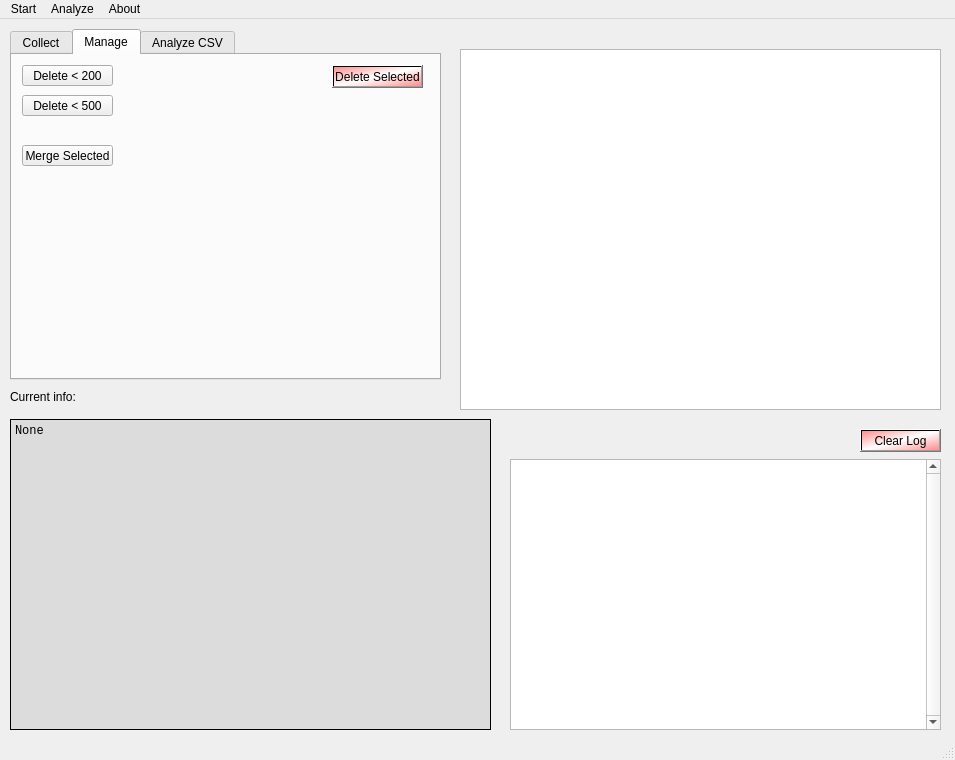
Above: TwitterAnalyzer/GUI.ui from GrzegorzKrug/TwitterAnalyzer before the change. Below: the same form after it.
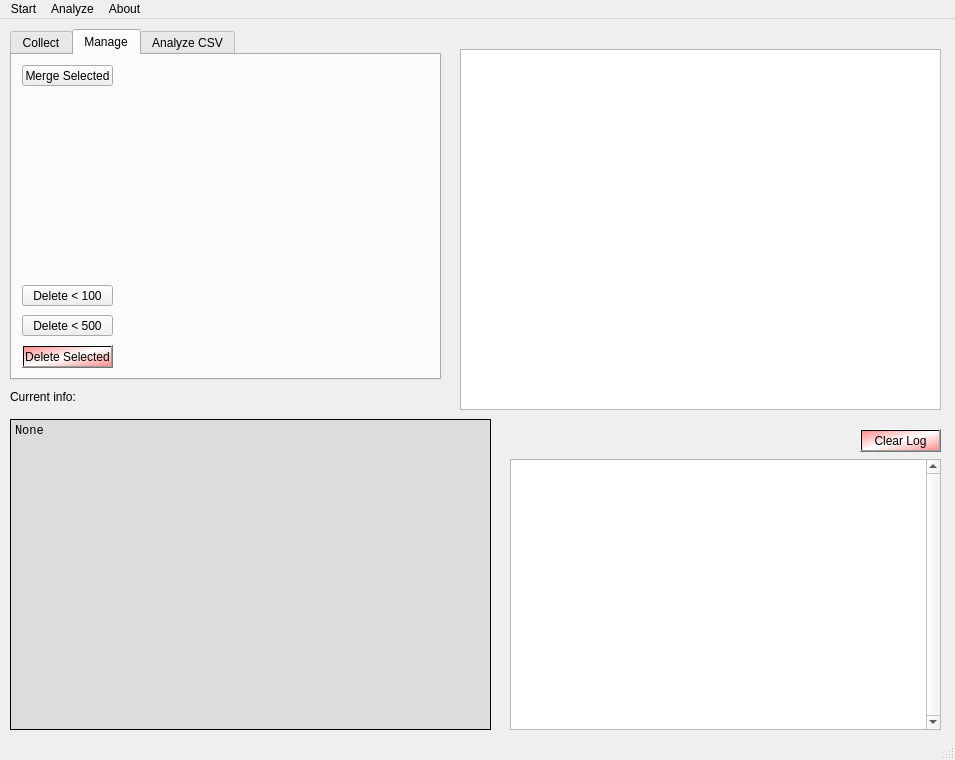
That is the form after the change. The open tabs and pages were chosen to show the change.

Diff of the .ui file:
```diff
--- a/TwitterAnalyzer/GUI.ui
+++ b/TwitterAnalyzer/GUI.ui
@@ -113,7 +113,7 @@
       <property name="geometry">
        <rect>
         <x>10</x>
-        <y>10</y>
+        <y>230</y>
         <width>91</width>
         <height>21</height>
        </rect>
@@ -125,14 +125,14 @@
        <number>-1</number>
       </property>
       <property name="text">
-       <string>Delete &lt; 200</string>
+       <string>Delete &lt; 100</string>
       </property>
      </widget>
      <widget class="QPushButton" name="pushButton_deleteSelected">
       <property name="geometry">
        <rect>
-        <x>320</x>
-        <y>10</y>
+        <x>10</x>
+        <y>290</y>
         <width>91</width>
         <height>23</height>
        </rect>
@@ -151,7 +151,7 @@
       <property name="geometry">
        <rect>
         <x>10</x>
-        <y>40</y>
+        <y>260</y>
         <width>91</width>
         <height>21</height>
        </rect>
@@ -170,7 +170,7 @@
       <property name="geometry">
        <rect>
         <x>10</x>
-        <y>90</y>
+        <y>10</y>
         <width>91</width>
         <height>21</height>
        </rect>
```
Left out of the diff: 10 changed lines with no effect on the pictures.
